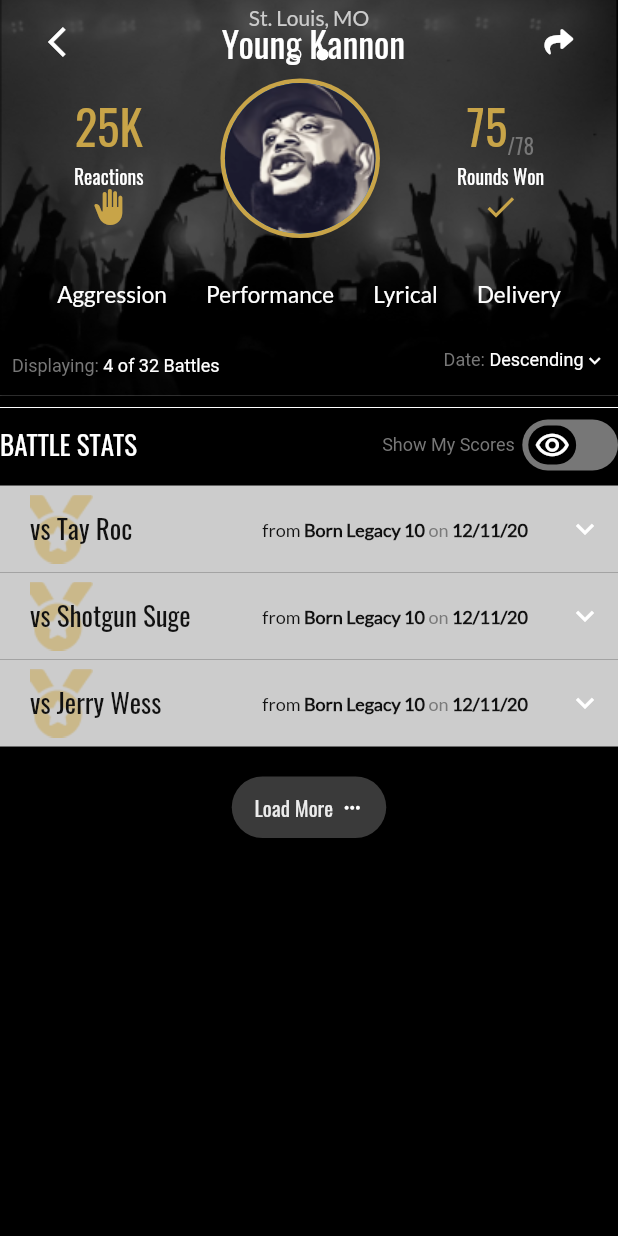
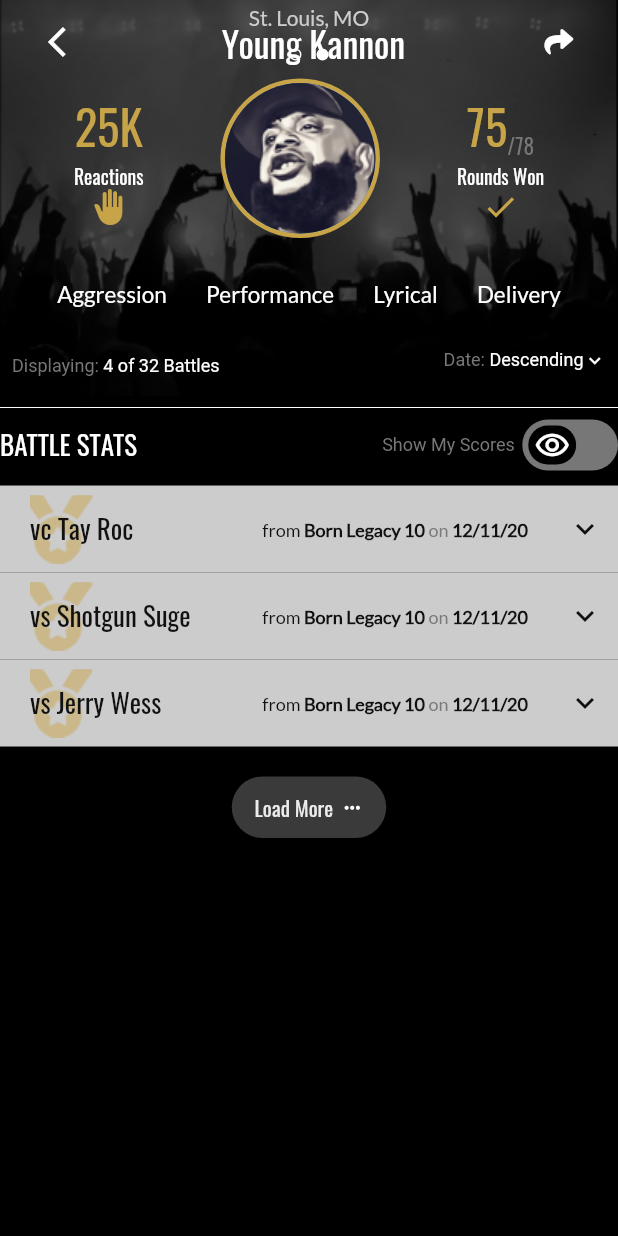
Before and after one commit to Giddy20/artistdemo, a Flutter app: the screen it shows after launch, on a phone screen of 412 x 824 dp. Run offline on Flutter 3.47's test engine with Material 2 defaults, Android fonts, the phone set to English and light mode, and no system bars; our stand-ins replace flutter_screenutil, font_awesome_flutter; Roboto replaces fonts that are missing (Poppins).

Commit message:
Little change commit

```diff
--- a/lib/score_card.dart
+++ b/lib/score_card.dart
@@ -16,12 +16,9 @@ const double onAlign = -1;
 const double offAlign = 1;
 const Color selectedColor = Colors.white;
 const Color normalColor = Colors.black54;
+
 Widget scores = StatListWidget(medal:  Icon(FontAwesomeIcons.medal, color: Color(0xFFE75C21), size: 10,),artist: "Young Kannon",first: "18K", second: "12K",third: "3k",  total: "33.2K",);
 
-Rpc(){
-  print("hdhdhddj");
-  scores = StatListWidget(medal:  Icon(FontAwesomeIcons.eyeSlash, color: Color(0xFFE75C21), size: 10,),artist: "Young Kannon",first: "18", second: "12",third: "3",  total: "33.2",);
-}
 class _ScoreCardState extends State<ScoreCard> {
 
   double width = 63.81;
@@ -30,11 +27,17 @@ class _ScoreCardState extends State<ScoreCard> {
   Color? loginColor;
   Color? signInColor;
 
+
   bool opened = false;
 
   bool active = false;
 
 
+  Rpc(){
+    setState(() {
+      scores = StatListWidget(medal:  Icon(FontAwesomeIcons.eyeSlash, color: Color(0xFFE75C21), size: 10,),artist: "Young Kannon",first: "18", second: "12",third: "3",  total: "33.2",);
+    });
+    }
 
   @override
   void initState() {
@@ -44,15 +47,12 @@ class _ScoreCardState extends State<ScoreCard> {
     signInColor = normalColor;
   }
 
-   Rpc(){
-    setState(() {
-      print("yellow");
-    });
-  }
+
 
   @override
   Widget build(BuildContext context) {
     return Scaffold(
+      backgroundColor: Colors.black,
       body: CustomScrollView(
         slivers: [
           SliverAppBar(
@@ -66,7 +66,6 @@ class _ScoreCardState extends State<ScoreCard> {
           ),
           SliverToBoxAdapter(
             child: Container(
-              height: MediaQuery.of(context).size.height,
               color: Colors.black,
               child: Column(
                 children: [
@@ -99,7 +98,7 @@ class _ScoreCardState extends State<ScoreCard> {
                   ),
                   SizedBox(height: 10,),
 
-                  ExpansionListWidget(title: "vs Tay Roc",),
+                  ExpansionListWidget(title: "vc Tay Roc",),
                   ExpansionListWidget(title: "vs Shotgun Suge",),
                   ExpansionListWidget(title: "vs Jerry Wess",),
 
@@ -149,8 +148,8 @@ class ExpansionListWidget extends StatelessWidget {
   @override
   Widget build(BuildContext context) {
     return ExpansionTile(
-      collapsedIconColor: Colors.white,
-      iconColor: Color(0xFF111111),
+      collapsedIconColor: Color(0xFF111111),
+      iconColor: Colors.white,
       tilePadding: EdgeInsets.symmetric(horizontal: 10),
       collapsedBackgroundColor: Colors.white.withOpacity(0.8),
       onExpansionChanged: (e){
@@ -527,7 +526,6 @@ class _CustomToggleState extends State<CustomToggle> {
               setState(() {
                 xAlign = onAlign;
                 widget.onTap;
-                Rpc();
                 icon = Icon(Icons.remove_red_eye_outlined, color: Colors.white,);
               });
             },
```
